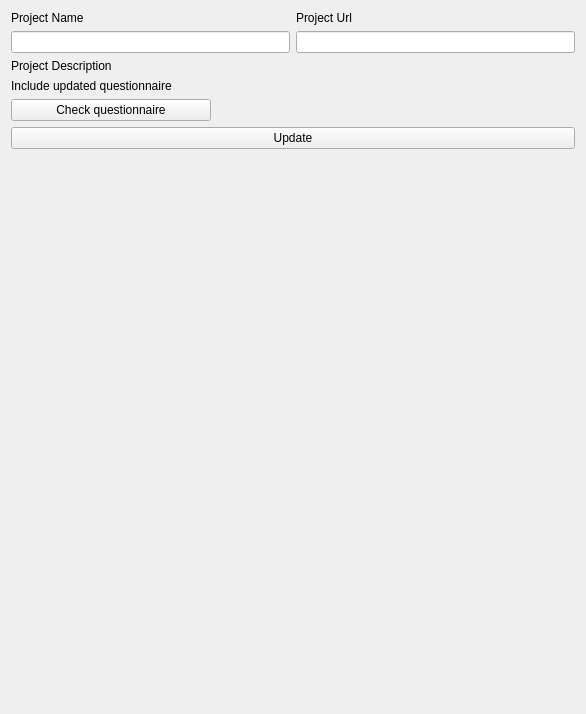
Above: cadasta/gui/ui/wizard/step_project_update02.ui from meomancer/cadasta-qgis-plugin before the change. Below: the same form after it.
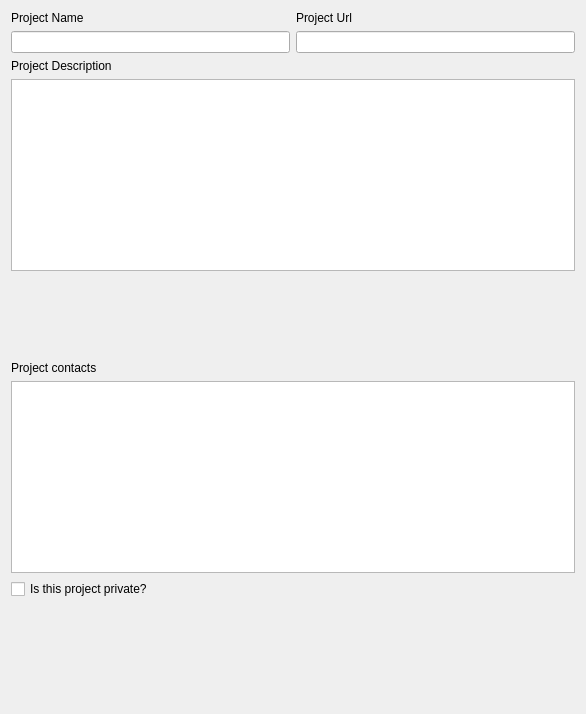
That is the form after the change.

```diff
--- a/cadasta/gui/ui/wizard/step_project_update02.ui
+++ b/cadasta/gui/ui/wizard/step_project_update02.ui
@@ -19,6 +19,8 @@
   <property name="styleSheet">
    <string notr="true"/>
   </property>
+  <layout class="QVBoxLayout" name="verticalLayout_2">
+   <item>
   <layout class="QVBoxLayout" name="verticalLayout">
    <item>
     <layout class="QHBoxLayout" name="horizontalLayout_2">
@@ -62,37 +64,37 @@
       </widget>
      </item>
      <item>
-      <widget class="QLabel" name="update_status_label">
-       <property name="text">
-        <string>Include updated questionnaire</string>
-       </property>
-      </widget>
-     </item>
-     <item>
-      <widget class="QPushButton" name="questionnaire_button">
-       <property name="minimumSize">
-        <size>
-         <width>200</width>
-         <height>0</height>
-        </size>
-       </property>
-       <property name="maximumSize">
-        <size>
-         <width>200</width>
-         <height>16777215</height>
-        </size>
-       </property>
-       <property name="text">
-        <string>Check questionnaire</string>
-       </property>
-      </widget>
+        <widget class="QTextEdit" name="project_desc_text"/>
      </item>
     </layout>
    </item>
    <item>
-    <widget class="QPushButton" name="update_button">
+      <spacer name="verticalSpacer_2">
+       <property name="orientation">
+        <enum>Qt::Vertical</enum>
+       </property>
+       <property name="sizeHint" stdset="0">
+        <size>
+         <width>20</width>
+         <height>40</height>
+        </size>
+       </property>
+      </spacer>
+     </item>
+     <item>
+      <widget class="QLabel" name="project_contact_label">
      <property name="text">
-      <string>Update</string>
+        <string>Project contacts</string>
+       </property>
+      </widget>
+     </item>
+     <item>
+      <widget class="QListWidget" name="project_contact_list"/>
+     </item>
+     <item>
+      <widget class="QCheckBox" name="access_checkbox">
+       <property name="text">
+        <string>Is this project private?</string>
      </property>
     </widget>
    </item>
@@ -111,10 +113,12 @@
      <property name="sizeHint" stdset="0">
       <size>
        <width>20</width>
-       <height>30</height>
+         <height>40</height>
       </size>
      </property>
     </spacer>
+     </item>
+    </layout>
    </item>
   </layout>
  </widget>
```
Lines whose indentation alone changed are shown as unchanged.
